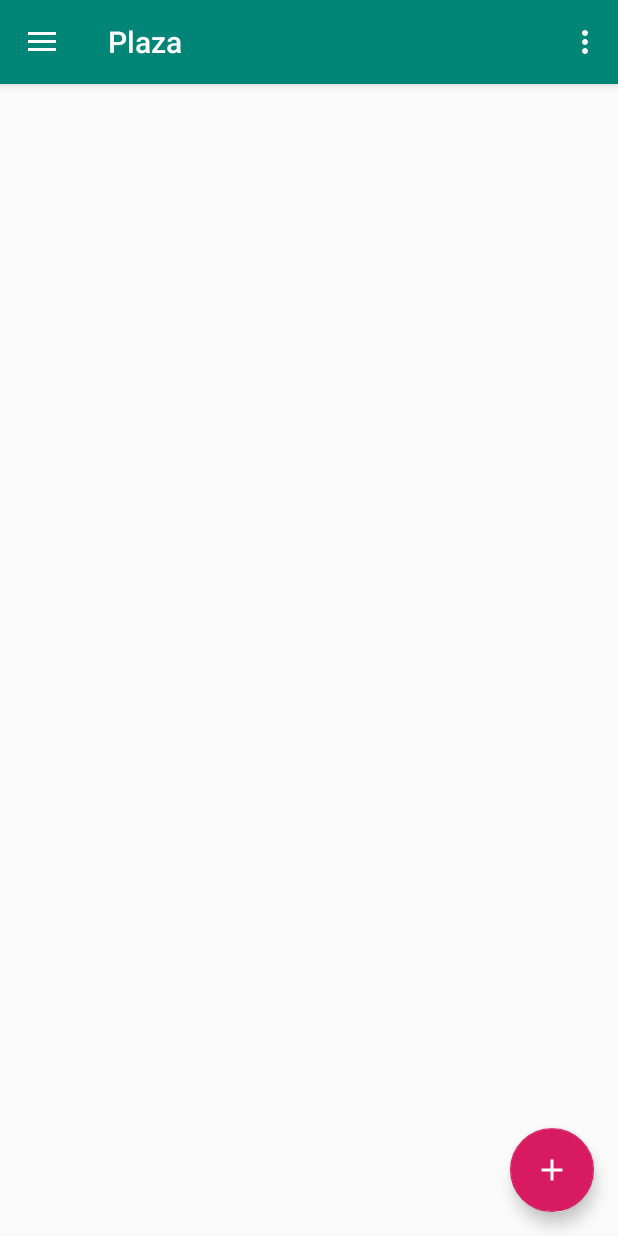
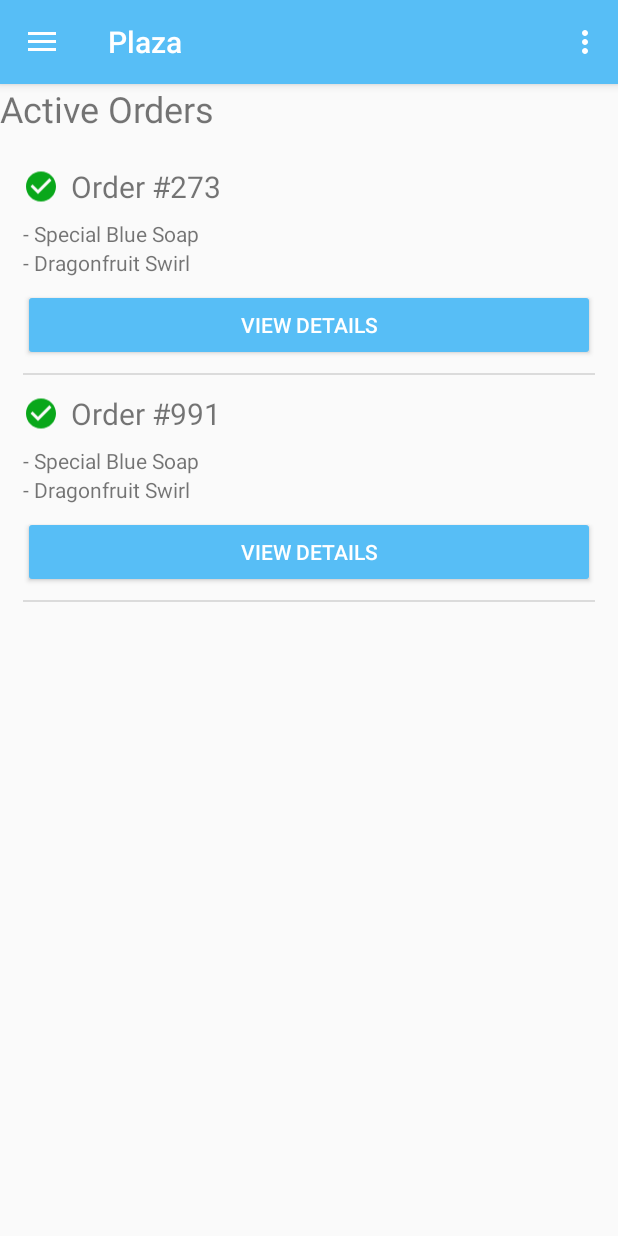
Before and after one commit to anthy7/f1shCSESocAnnualHackathon, an Android app: the screen it shows after launch (MainActivity), on a phone screen of 412 x 824 dp. Run offline under Robolectric (Android 15) with nearby library versions, the phone set to English and light mode, and no system bars.

Commit message:
recyclerview working

```diff
--- a/mobile/app/build.gradle
+++ b/mobile/app/build.gradle
@@ -33,4 +33,5 @@ dependencies {
     testImplementation 'junit:junit:4.12'
     androidTestImplementation 'androidx.test:runner:1.2.0'
     androidTestImplementation 'androidx.test.espresso:espresso-core:3.2.0'
+    implementation 'com.android.support:recyclerview-v7:28.0.0'
 }
--- a/mobile/app/src/main/java/com/lunar/plaza/MainActivity.kt
+++ b/mobile/app/src/main/java/com/lunar/plaza/MainActivity.kt
@@ -1,6 +1,8 @@
 package com.lunar.plaza
 
+import android.content.Context
 import android.os.Bundle
+import android.view.LayoutInflater
 import com.google.android.material.floatingactionbutton.FloatingActionButton
 import com.google.android.material.snackbar.Snackbar
 import androidx.core.view.GravityCompat
@@ -11,8 +13,15 @@ import com.google.android.material.navigation.NavigationView
 import androidx.appcompat.app.AppCompatActivity
 import androidx.appcompat.widget.Toolbar
 import android.view.Menu
+import androidx.recyclerview.widget.LinearLayoutManager
+import androidx.recyclerview.widget.RecyclerView
 
 class MainActivity : AppCompatActivity(), NavigationView.OnNavigationItemSelectedListener {
+
+    private lateinit var recyclerView: RecyclerView
+    private lateinit var viewAdapter: RecyclerView.Adapter<*>
+    private lateinit var viewManager: RecyclerView.LayoutManager
+
 
     override fun onCreate(savedInstanceState: Bundle?) {
         super.onCreate(savedInstanceState)
@@ -20,11 +29,18 @@ class MainActivity : AppCompatActivity(), NavigationView.OnNavigationItemSelecte
         val toolbar: Toolbar = findViewById(R.id.toolbar)
         setSupportActionBar(toolbar)
 
-        val fab: FloatingActionButton = findViewById(R.id.fab)
-        fab.setOnClickListener { view ->
-            Snackbar.make(view, "Replace with your own action", Snackbar.LENGTH_LONG)
-                    .setAction("Action", null).show()
+        viewManager = LinearLayoutManager(this)
+        viewAdapter = OrdersRecyclerViewAdapter(arrayOf("Order #273", "Order #991"))
+
+        recyclerView = findViewById<RecyclerView>(R.id.ordersList).apply {
+            // use a linear layout manager
+            layoutManager = viewManager
+
+            // specify an viewAdapter (see also next example)
+            adapter = viewAdapter
+
         }
+
         val drawerLayout: DrawerLayout = findViewById(R.id.drawer_layout)
         val navView: NavigationView = findViewById(R.id.nav_view)
         val toggle = ActionBarDrawerToggle(
@@ -62,7 +78,7 @@ class MainActivity : AppCompatActivity(), NavigationView.OnNavigationItemSelecte
         // Handle navigation view item clicks here.
         when (item.itemId) {
             R.id.nav_home -> {
-                // Handle the camera action
+
             }
             R.id.nav_gallery -> {
 
--- /dev/null
+++ b/mobile/app/src/main/java/com/lunar/plaza/OrdersRecyclerViewAdapter.kt
@@ -0,0 +1,41 @@
+package com.lunar.plaza
+
+import android.view.LayoutInflater
+import android.view.View
+import android.view.ViewGroup
+import android.widget.TextView
+import androidx.recyclerview.widget.RecyclerView
+
+class OrdersRecyclerViewAdapter(private val dataset: Array<String>) :
+    RecyclerView.Adapter<OrdersRecyclerViewAdapter.ViewHolder>() {
+
+    // Provide a reference to the views for each data item
+    // Complex data items may need more than one view per item, and
+    // you provide access to all the views for a data item in a view holder.
+    // Each data item is just a string in this case that is shown in a TextView.
+    class ViewHolder(val view: View) : RecyclerView.ViewHolder(view) {
+        var titleView : TextView = view.findViewById(R.id.order_title)
+    }
+
+
+    // Create new views (invoked by the layout manager)
+    override fun onCreateViewHolder(parent: ViewGroup,
+                                    viewType: Int): ViewHolder {
+        // create a new view
+        val view: View = LayoutInflater.from(parent.context)
+            .inflate(R.layout.order_entry, parent, false) as View
+        // set the view's size, margins, paddings and layout parameters
+        // TODO
+        return ViewHolder(view)
+    }
+
+    // Replace the contents of a view (invoked by the layout manager)
+    override fun onBindViewHolder(holder: ViewHolder, position: Int) {
+        // - get element from your dataset at this position
+        // - replace the contents of the view with that element
+        holder.titleView.text = dataset[position]
+    }
+
+    // Return the size of your dataset (invoked by the layout manager)
+    override fun getItemCount() = dataset.size
+}
--- /dev/null
+++ b/mobile/app/src/main/res/drawable/ic_check_circle_black_24dp.xml
@@ -0,0 +1,5 @@
+<vector android:height="24dp" android:tint="#09A71A"
+    android:viewportHeight="24.0" android:viewportWidth="24.0"
+    android:width="24dp" xmlns:android="http://schemas.android.com/apk/res/android">
+    <path android:fillColor="#FF000000" android:pathData="M12,2C6.48,2 2,6.48 2,12s4.48,10 10,10 10,-4.48 10,-10S17.52,2 12,2zM10,17l-5,-5 1.41,-1.41L10,14.17l7.59,-7.59L19,8l-9,9z"/>
+</vector>
--- a/mobile/app/src/main/res/layout/activity_main.xml
+++ b/mobile/app/src/main/res/layout/activity_main.xml
@@ -10,6 +10,7 @@
     tools:openDrawer="start">
 
     <include
+            android:id="@+id/main_container"
         layout="@layout/app_bar_main"
         android:layout_width="match_parent"
         android:layout_height="match_parent" />
--- a/mobile/app/src/main/res/layout/app_bar_main.xml
+++ b/mobile/app/src/main/res/layout/app_bar_main.xml
@@ -23,12 +23,4 @@
 
     <include layout="@layout/content_main"/>
 
-    <com.google.android.material.floatingactionbutton.FloatingActionButton
-            android:id="@+id/fab"
-            android:layout_width="wrap_content"
-            android:layout_height="wrap_content"
-            android:layout_gravity="bottom|end"
-            android:layout_margin="@dimen/fab_margin"
-            app:srcCompat="@drawable/ic_add_black_24dp"/>
-
 </androidx.coordinatorlayout.widget.CoordinatorLayout>
--- a/mobile/app/src/main/res/layout/content_main.xml
+++ b/mobile/app/src/main/res/layout/content_main.xml
@@ -1,5 +1,5 @@
 <?xml version="1.0" encoding="utf-8"?>
-<androidx.constraintlayout.widget.ConstraintLayout
+<LinearLayout
         xmlns:android="http://schemas.android.com/apk/res/android"
         xmlns:tools="http://schemas.android.com/tools"
         xmlns:app="http://schemas.android.com/apk/res-auto"
@@ -7,9 +7,17 @@
         android:layout_height="match_parent"
         app:layout_behavior="@string/appbar_scrolling_view_behavior"
         tools:showIn="@layout/app_bar_main"
-    tools:context=".MainActivity">
+        tools:context=".MainActivity" android:orientation="vertical">
+
+    <TextView
+            android:text="Active Orders"
+            android:layout_width="wrap_content"
+            android:layout_height="wrap_content"
+            android:id="@+id/textView6"
+            android:textSize="24sp"/>
     <androidx.recyclerview.widget.RecyclerView
             android:layout_width="match_parent"
-            android:layout_height="match_parent" tools:layout_editor_absoluteY="8dp"
-            tools:layout_editor_absoluteX="8dp"/>
-</androidx.constraintlayout.widget.ConstraintLayout>
+            android:id="@+id/ordersList"
+            android:layout_height="match_parent"
+            android:layout_marginTop="16dp"/>
+</LinearLayout>
--- /dev/null
+++ b/mobile/app/src/main/res/layout/order_entry.xml
@@ -0,0 +1,48 @@
+<?xml version="1.0" encoding="utf-8"?>
+<LinearLayout xmlns:android="http://schemas.android.com/apk/res/android"
+              xmlns:app="http://schemas.android.com/apk/res-auto" android:orientation="horizontal"
+              android:layout_width="match_parent"
+              android:layout_height="wrap_content"
+>
+
+    <LinearLayout
+            android:orientation="vertical"
+            android:layout_width="match_parent"
+            android:layout_height="wrap_content" android:layout_weight="1" android:paddingBottom="6dp"
+            android:paddingStart="15dp" android:paddingEnd="15dp" android:paddingTop="6dp">
+        <LinearLayout
+                android:orientation="horizontal"
+                android:layout_width="match_parent"
+                android:layout_height="match_parent" android:layout_weight="1" android:layout_marginBottom="8dp">
+            <ImageView
+                    android:layout_width="wrap_content"
+                    android:layout_height="match_parent" app:srcCompat="@drawable/ic_check_circle_black_24dp"
+                    android:id="@+id/imageView2" android:layout_weight="0" android:paddingEnd="8dp"/>
+            <TextView
+                    android:text="Order #276"
+                    android:layout_width="wrap_content"
+                    android:layout_height="wrap_content" android:id="@+id/order_title" android:layout_weight="1"
+                    android:textSize="20sp"/>
+        </LinearLayout>
+        <TextView
+                android:text="- Special Blue Soap"
+                android:layout_width="match_parent"
+                android:layout_height="wrap_content" android:id="@+id/textView4" android:layout_weight="1"/>
+        <TextView
+                android:text="- Dragonfruit Swirl"
+                android:layout_width="match_parent"
+                android:layout_height="wrap_content" android:id="@+id/textView5" android:layout_weight="1"/>
+        <Button
+                android:text="VIEW DETAILS"
+                android:layout_width="match_parent"
+                android:layout_height="wrap_content" android:id="@+id/button" android:layout_weight="1"
+                android:backgroundTint="@color/colorPrimary" android:textColor="#ffffff"
+                android:layout_marginTop="8dp"/>
+        <View
+                android:id="@+id/divider2"
+                android:layout_width="match_parent"
+                android:layout_height="1dp"
+                android:background="#DBDBDB"
+                android:layout_weight="1" android:layout_marginTop="8dp"/>
+    </LinearLayout>
+</LinearLayout>
--- a/mobile/app/src/main/res/values/colors.xml
+++ b/mobile/app/src/main/res/values/colors.xml
@@ -1,6 +1,6 @@
 <?xml version="1.0" encoding="utf-8"?>
 <resources>
-    <color name="colorPrimary">#008577</color>
-    <color name="colorPrimaryDark">#00574B</color>
-    <color name="colorAccent">#D81B60</color>
+    <color name="colorPrimary">#57bef6</color>
+    <color name="colorPrimaryDark">#57bef6</color>
+    <color name="colorAccent">#57bef6</color>
 </resources>
--- a/mobile/app/src/main/res/values/strings.xml
+++ b/mobile/app/src/main/res/values/strings.xml
@@ -2,8 +2,8 @@
     <string name="app_name">Plaza</string>
     <string name="navigation_drawer_open">Open navigation drawer</string>
     <string name="navigation_drawer_close">Close navigation drawer</string>
-    <string name="nav_header_title">Android Studio</string>
-    <string name="nav_header_subtitle">android.studio@android.com</string>
+    <string name="nav_header_title">Plaza</string>
+    <string name="nav_header_subtitle">by CSESoc f1sh</string>
     <string name="nav_header_desc">Navigation header</string>
     <string name="action_settings">Settings</string>
 
```
Lines whose indentation alone changed are shown as unchanged.
